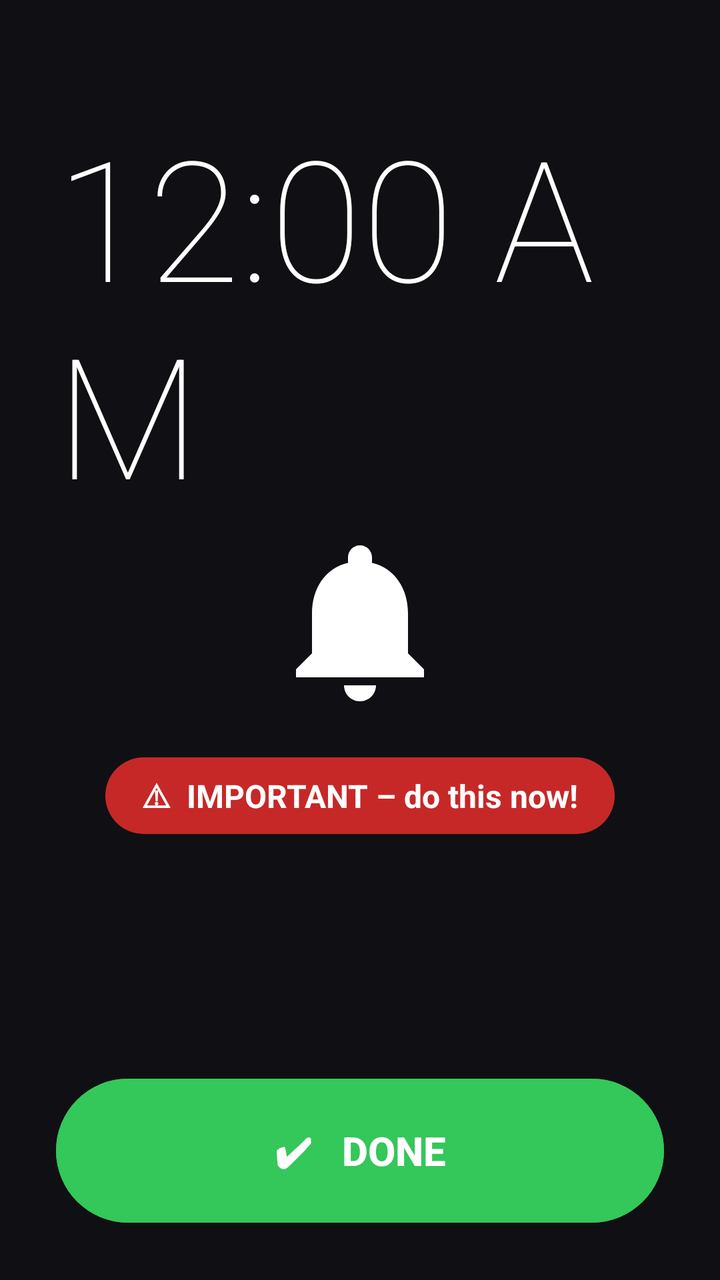
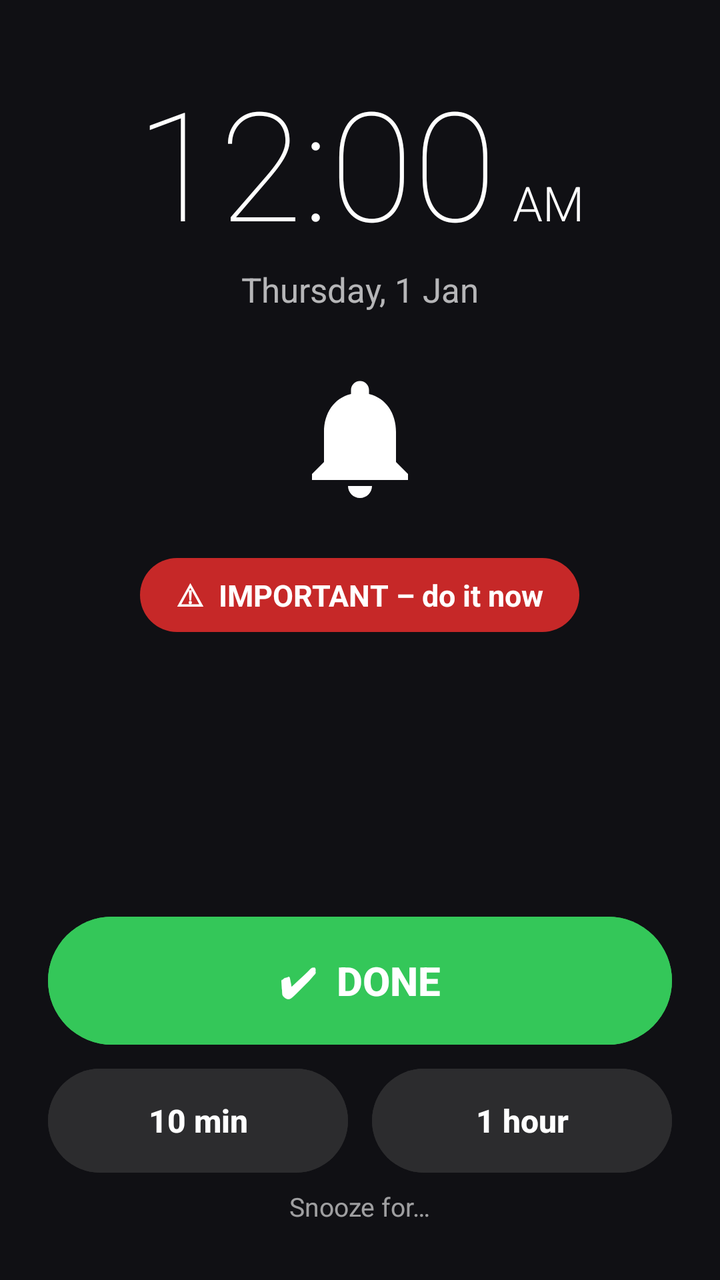

The first picture is an Android layout as it rendered before a commit; the second is the same layout after the commit. The layout source and the unified diff follow.
<!-- AndroidManifest.xml: activity theme Theme.OfficeToDo.Alarm -->
<!-- res/layout/activity_alarm.xml -->
<?xml version="1.0" encoding="utf-8"?>
<LinearLayout xmlns:android="http://schemas.android.com/apk/res/android"
    xmlns:app="http://schemas.android.com/apk/res-auto"
    android:layout_width="match_parent"
    android:layout_height="match_parent"
    android:background="@color/alarm_bg"
    android:gravity="center_horizontal"
    android:orientation="vertical"
    android:padding="28dp">

    <TextClock
        android:id="@+id/clock"
        android:layout_width="wrap_content"
        android:layout_height="wrap_content"
        android:layout_marginTop="24dp"
        android:fontFamily="sans-serif-thin"
        android:textColor="@color/white"
        android:textSize="84sp" />

    <View
        android:layout_width="match_parent"
        android:layout_height="0dp"
        android:layout_weight="1" />

    <ImageView
        android:id="@+id/bell"
        android:layout_width="96dp"
        android:layout_height="96dp"
        android:importantForAccessibility="no"
        android:src="@drawable/ic_bell_big" />

    <TextView
        android:id="@+id/important"
        android:layout_width="wrap_content"
        android:layout_height="wrap_content"
        android:layout_marginTop="20dp"
        android:background="@drawable/bg_pill_danger"
        android:paddingHorizontal="18dp"
        android:paddingVertical="8dp"
        android:text="⚠  IMPORTANT – do this now!"
        android:textColor="@color/white"
        android:textSize="16sp"
        android:textStyle="bold" />

    <TextView
        android:id="@+id/title"
        android:layout_width="match_parent"
        android:layout_height="wrap_content"
        android:layout_marginTop="20dp"
        android:gravity="center"
        android:textColor="@color/white"
        android:textSize="30sp"
        android:textStyle="bold" />

    <TextView
        android:id="@+id/due"
        android:layout_width="match_parent"
        android:layout_height="wrap_content"
        android:layout_marginTop="8dp"
        android:alpha="0.85"
        android:gravity="center"
        android:textColor="@color/white"
        android:textSize="16sp" />

    <TextView
        android:id="@+id/notes"
        android:layout_width="match_parent"
        android:layout_height="wrap_content"
        android:layout_marginTop="12dp"
        android:alpha="0.85"
        android:gravity="center"
        android:maxLines="5"
        android:textColor="@color/white"
        android:textSize="15sp" />

    <View
        android:layout_width="match_parent"
        android:layout_height="0dp"
        android:layout_weight="1" />

    <com.google.android.material.button.MaterialButton
        android:id="@+id/done"
        android:layout_width="match_parent"
        android:layout_height="72dp"
        android:backgroundTint="@color/ios_green"
        android:text="✔   DONE"
        android:textColor="@color/white"
        android:textSize="20sp"
        app:cornerRadius="36dp" />

    <LinearLayout
        android:layout_width="match_parent"
        android:layout_height="wrap_content"
        android:layout_marginTop="12dp"
        android:orientation="horizontal">

        <com.google.android.material.button.MaterialButton
            android:id="@+id/snooze10"
            android:layout_width="0dp"
            android:layout_height="60dp"
            android:layout_marginEnd="8dp"
            android:layout_weight="1"
            android:backgroundTint="@color/ios_orange"
            android:text="Snooze 10 min"
            android:textColor="@color/white"
            app:cornerRadius="30dp" />

        <com.google.android.material.button.MaterialButton
            android:id="@+id/snooze60"
            android:layout_width="0dp"
            android:layout_height="60dp"
            android:layout_weight="1"
            android:backgroundTint="#3A3A3C"
            android:text="Snooze 1 hour"
            android:textColor="@color/white"
            app:cornerRadius="30dp" />
    </LinearLayout>
</LinearLayout>
<!-- resources referenced by this layout -->
<resources>
  <color name="alarm_bg">#101014</color>
  <color name="ios_green">#34C759</color>
  <color name="ios_orange">#FF9500</color>
  <color name="white">#FFFFFF</color>
  <!-- drawable bg_pill_danger (drawable) -->
  <shape xmlns:android="http://schemas.android.com/apk/res/android" android:shape="rectangle">
      <solid android:color="#C62828" />
      <corners android:radius="100dp" />
  </shape>
  <style name="Theme.OfficeToDo.Alarm" parent="Theme.OfficeToDo">
          <item name="android:windowBackground">@color/alarm_bg</item>
          <item name="android:statusBarColor">@color/alarm_bg</item>
          <item name="android:navigationBarColor">@color/alarm_bg</item>
          <item name="android:windowLightStatusBar">false</item>
          <item name="android:windowLightNavigationBar" tools:targetApi="27">false</item>
      </style>
  <color name="brand">#007AFF</color>
  <color name="ios_bg">#F2F2F7</color>
  <color name="ios_label">#000000</color>
  <color name="ios_secondary">#8E8E93</color>
  <style name="IosToolbar" parent="Widget.Material3.Toolbar">
          <item name="android:background">@color/ios_bg</item>
          <item name="titleCentered">true</item>
          <item name="titleTextAppearance">@style/IosNavTitle</item>
          <item name="navigationIconTint">?attr/colorPrimary</item>
      </style>
  <!-- drawable ic_chevron_left (drawable) -->
  <vector xmlns:android="http://schemas.android.com/apk/res/android"
      android:width="24dp" android:height="24dp" android:viewportWidth="24" android:viewportHeight="24">
      <path android:strokeColor="#FFFFFFFF" android:strokeWidth="2.4" android:fillColor="#00000000"
          android:strokeLineCap="round" android:strokeLineJoin="round" android:pathData="M15,4.5L7.5,12L15,19.5"/>
  </vector>
  <style name="IosOverflow" parent="Widget.AppCompat.ActionButton.Overflow">
          <item name="android:src">@drawable/ic_more</item>
      </style>
  <style name="IosButton" parent="Widget.Material3.Button">
          <item name="cornerRadius">12dp</item>
          <item name="android:textAllCaps">false</item>
          <item name="android:letterSpacing">0</item>
          <item name="android:textSize">17sp</item>
          <item name="android:textStyle">bold</item>
          <item name="android:insetTop">0dp</item>
          <item name="android:insetBottom">0dp</item>
      </style>
  <style name="IosDialog" parent="ThemeOverlay.Material3.MaterialAlertDialog">
          <item name="shapeAppearanceOverlay">@style/IosDialogShape</item>
          <item name="colorSurfaceContainerHigh">@color/ios_cell</item>
      </style>
  <style name="IosChip" parent="Widget.Material3.Chip.Assist">
          <item name="chipBackgroundColor">@color/ios_cell</item>
          <item name="chipStrokeWidth">0dp</item>
          <item name="chipCornerRadius">16dp</item>
          <item name="android:textColor">?attr/colorPrimary</item>
      </style>
  <style name="IosBottomSheetDialog" parent="ThemeOverlay.Material3.BottomSheetDialog">
          <item name="bottomSheetStyle">@style/IosBottomSheet</item>
      </style>
  <style name="IosNavTitle" parent="TextAppearance.Material3.TitleMedium">
          <item name="android:textSize">17sp</item>
          <item name="android:textStyle">bold</item>
          <item name="android:textColor">@color/ios_label</item>
      </style>
  <style name="IosDialogShape" parent="">
          <item name="cornerFamily">rounded</item>
          <item name="cornerSize">16dp</item>
      </style>
  <color name="ios_cell">#FFFFFF</color>
  <style name="IosBottomSheet" parent="Widget.Material3.BottomSheet.Modal">
          <item name="backgroundTint">@color/ios_cell</item>
      </style>
  <!-- unchanged entries left out for length: 3 -->
</resources>

<!-- the commit's change to res/layout/activity_alarm.xml (unified diff, before → after) -->
@@ -6,16 +6,52 @@
     android:background="@color/alarm_bg"
     android:gravity="center_horizontal"
     android:orientation="vertical"
-    android:padding="28dp">
+    android:paddingHorizontal="24dp"
+    android:paddingTop="40dp"
+    android:paddingBottom="28dp">
+
+    
+    <LinearLayout
+        android:layout_width="wrap_content"
+        android:layout_height="wrap_content"
+        android:baselineAligned="true"
+        android:orientation="horizontal">
+
+        <TextClock
+            android:id="@+id/clock"
+            android:layout_width="wrap_content"
+            android:layout_height="wrap_content"
+            android:fontFamily="sans-serif-thin"
+            android:format12Hour="h:mm"
+            android:format24Hour="HH:mm"
+            android:includeFontPadding="false"
+            android:maxLines="1"
+            android:textColor="@color/white"
+            android:textSize="76sp" />
+
+        <TextClock
+            android:id="@+id/ampm"
+            android:layout_width="wrap_content"
+            android:layout_height="wrap_content"
+            android:layout_marginStart="8dp"
+            android:fontFamily="sans-serif-light"
+            android:format12Hour="a"
+            android:format24Hour="a"
+            android:maxLines="1"
+            android:textAllCaps="true"
+            android:textColor="@color/white"
+            android:textSize="24sp" />
+    </LinearLayout>
 
     <TextClock
-        android:id="@+id/clock"
         android:layout_width="wrap_content"
         android:layout_height="wrap_content"
-        android:layout_marginTop="24dp"
-        android:fontFamily="sans-serif-thin"
+        android:layout_marginTop="4dp"
+        android:alpha="0.7"
+        android:format12Hour="EEEE, d MMM"
+        android:format24Hour="EEEE, d MMM"
         android:textColor="@color/white"
-        android:textSize="84sp" />
+        android:textSize="17sp" />
 
     <View
         android:layout_width="match_parent"
@@ -24,8 +60,8 @@
 
     <ImageView
         android:id="@+id/bell"
-        android:layout_width="96dp"
-        android:layout_height="96dp"
+        android:layout_width="72dp"
+        android:layout_height="72dp"
         android:importantForAccessibility="no"
         android:src="@drawable/ic_bell_big" />
 
@@ -33,13 +69,14 @@
         android:id="@+id/important"
         android:layout_width="wrap_content"
         android:layout_height="wrap_content"
-        android:layout_marginTop="20dp"
+        android:layout_marginTop="24dp"
         android:background="@drawable/bg_pill_danger"
+        android:maxLines="1"
         android:paddingHorizontal="18dp"
         android:paddingVertical="8dp"
-        android:text="⚠  IMPORTANT – do this now!"
+        android:text="⚠  IMPORTANT – do it now"
         android:textColor="@color/white"
-        android:textSize="16sp"
+        android:textSize="15sp"
         android:textStyle="bold" />
 
     <TextView
@@ -47,17 +84,19 @@
         android:layout_width="match_parent"
         android:layout_height="wrap_content"
         android:layout_marginTop="20dp"
+        android:ellipsize="end"
         android:gravity="center"
+        android:maxLines="3"
         android:textColor="@color/white"
-        android:textSize="30sp"
+        android:textSize="28sp"
         android:textStyle="bold" />
 
     <TextView
         android:id="@+id/due"
         android:layout_width="match_parent"
         android:layout_height="wrap_content"
-        android:layout_marginTop="8dp"
-        android:alpha="0.85"
+        android:layout_marginTop="6dp"
+        android:alpha="0.7"
         android:gravity="center"
         android:textColor="@color/white"
         android:textSize="16sp" />
@@ -66,10 +105,11 @@
         android:id="@+id/notes"
         android:layout_width="match_parent"
         android:layout_height="wrap_content"
-        android:layout_marginTop="12dp"
-        android:alpha="0.85"
+        android:layout_marginTop="10dp"
+        android:alpha="0.7"
+        android:ellipsize="end"
         android:gravity="center"
-        android:maxLines="5"
+        android:maxLines="3"
         android:textColor="@color/white"
         android:textSize="15sp" />
 
@@ -81,12 +121,12 @@
     <com.google.android.material.button.MaterialButton
         android:id="@+id/done"
         android:layout_width="match_parent"
-        android:layout_height="72dp"
+        android:layout_height="64dp"
         android:backgroundTint="@color/ios_green"
-        android:text="✔   DONE"
+        android:text="✔  DONE"
         android:textColor="@color/white"
         android:textSize="20sp"
-        app:cornerRadius="36dp" />
+        app:cornerRadius="32dp" />
 
     <LinearLayout
         android:layout_width="match_parent"
@@ -97,22 +137,36 @@
         <com.google.android.material.button.MaterialButton
             android:id="@+id/snooze10"
             android:layout_width="0dp"
-            android:layout_height="60dp"
-            android:layout_marginEnd="8dp"
+            android:layout_height="52dp"
+            android:layout_marginEnd="6dp"
             android:layout_weight="1"
-            android:backgroundTint="@color/ios_orange"
-            android:text="Snooze 10 min"
+            android:backgroundTint="#2C2C2E"
+            android:maxLines="1"
+            android:text="10 min"
             android:textColor="@color/white"
-            app:cornerRadius="30dp" />
+            android:textSize="16sp"
+            app:cornerRadius="26dp" />
 
         <com.google.android.material.button.MaterialButton
             android:id="@+id/snooze60"
             android:layout_width="0dp"
-            android:layout_height="60dp"
+            android:layout_height="52dp"
+            android:layout_marginStart="6dp"
             android:layout_weight="1"
-            android:backgroundTint="#3A3A3C"
-            android:text="Snooze 1 hour"
+            android:backgroundTint="#2C2C2E"
+            android:maxLines="1"
+            android:text="1 hour"
             android:textColor="@color/white"
-            app:cornerRadius="30dp" />
+            android:textSize="16sp"
+            app:cornerRadius="26dp" />
     </LinearLayout>
+
+    <TextView
+        android:layout_width="wrap_content"
+        android:layout_height="wrap_content"
+        android:layout_marginTop="8dp"
+        android:alpha="0.6"
+        android:text="Snooze for…"
+        android:textColor="@color/white"
+        android:textSize="13sp" />
 </LinearLayout>
<!-- resource entries referenced after the edit -->
@@ -2,7 +2,6 @@
 <resources>
   <color name="alarm_bg">#101014</color>
   <color name="ios_green">#34C759</color>
-  <color name="ios_orange">#FF9500</color>
   <color name="white">#FFFFFF</color>
   <!-- drawable bg_pill_danger (drawable) -->
   <shape xmlns:android="http://schemas.android.com/apk/res/android" android:shape="rectangle">
